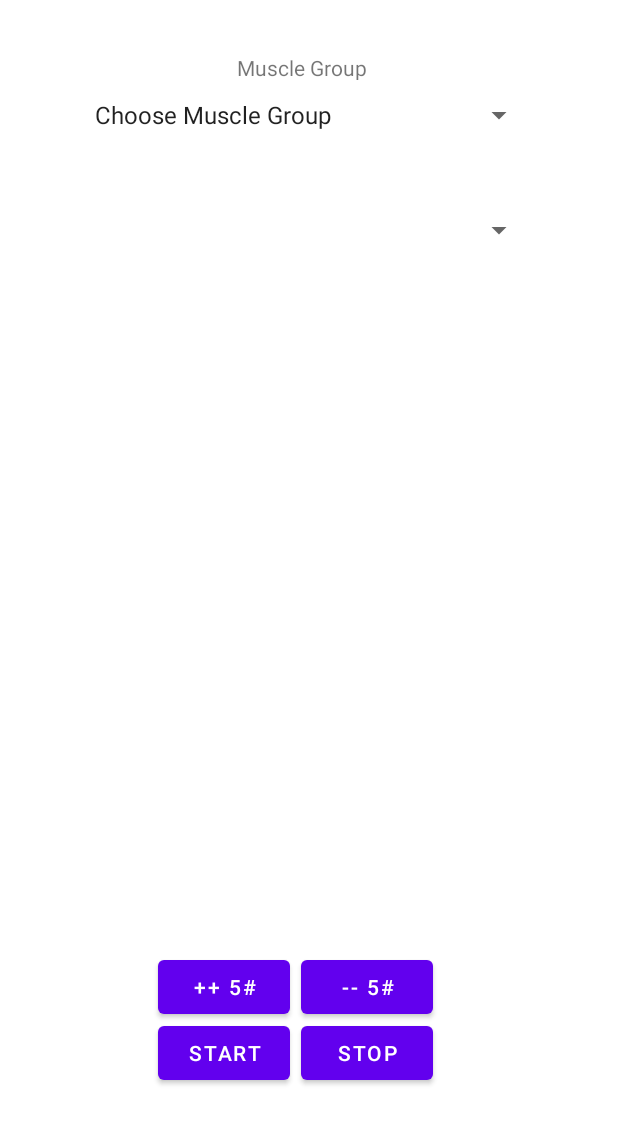
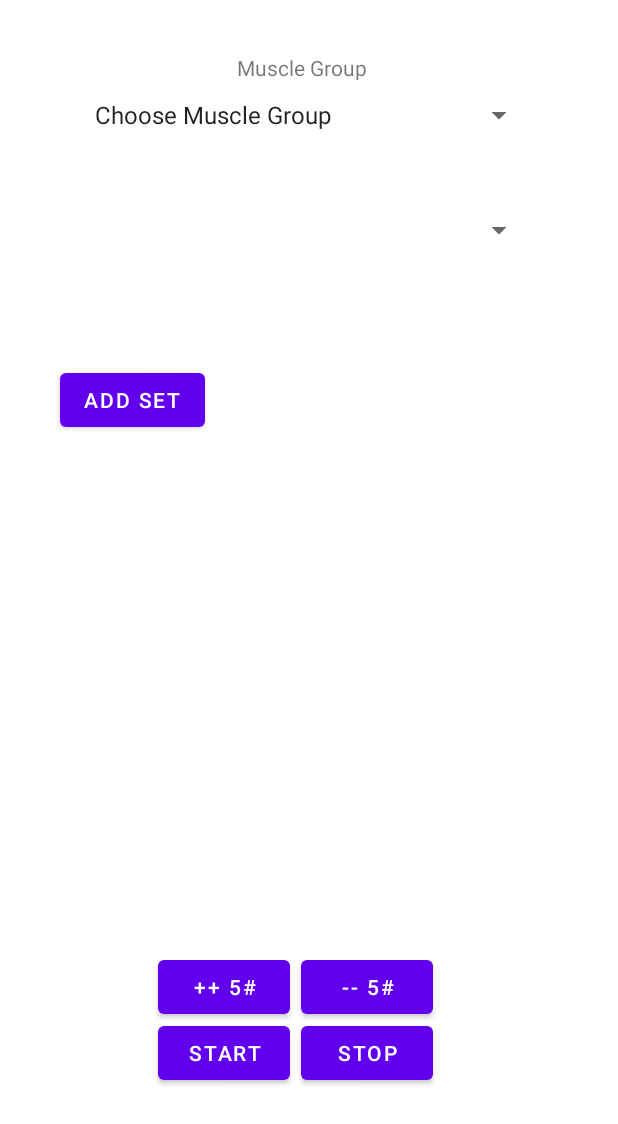
Before and after one commit to ZacMalone16/COP4656-GroupProject, an Android app: the layout current_exercise.xml on its own in the app's theme, with its tools: preview values and no code run, on a phone screen of 412 x 824 dp. Shown: the top 1124 px of the screen. Run offline under Robolectric (Android 15) with nearby library versions, the phone set to English and light mode, and no system bars.

Commit message:
add set show/hide

```diff
--- a/app/src/main/res/layout/current_exercise.xml
+++ b/app/src/main/res/layout/current_exercise.xml
@@ -139,5 +139,18 @@
         app:layout_constraintStart_toStartOf="parent"
         app:layout_constraintTop_toTopOf="parent" />
 
+    <Button
+        android:id="@+id/add_set_button"
+        android:layout_width="wrap_content"
+        android:layout_height="wrap_content"
+        android:text="Add Set"
+        app:layout_constraintBottom_toBottomOf="parent"
+        app:layout_constraintEnd_toEndOf="parent"
+        app:layout_constraintHorizontal_bias="0.126"
+        app:layout_constraintStart_toStartOf="parent"
+        app:layout_constraintTop_toBottomOf="@+id/addWorkout_exercisesSpinner"
+        app:layout_constraintVertical_bias="0.109"
+        />
+
 
 </androidx.constraintlayout.widget.ConstraintLayout>
```
Also changed, not shown: app/src/main/java/edu/fsu/cs/groupproject/fragments/CurrentExercise.java (+32 -12 lines).
